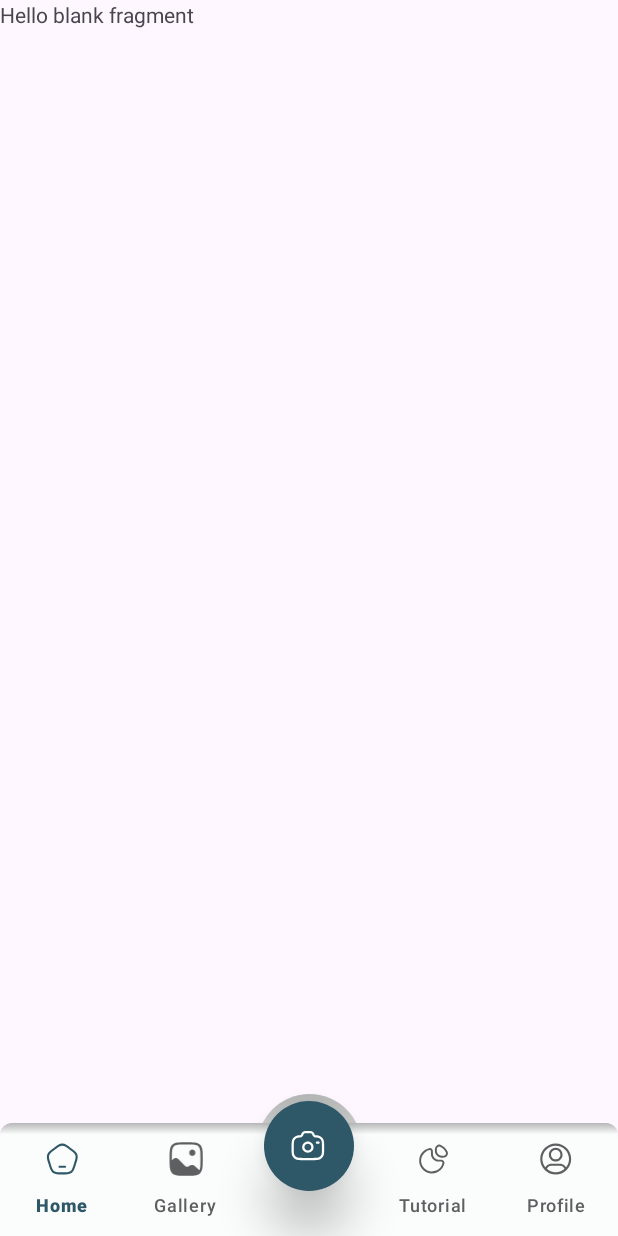
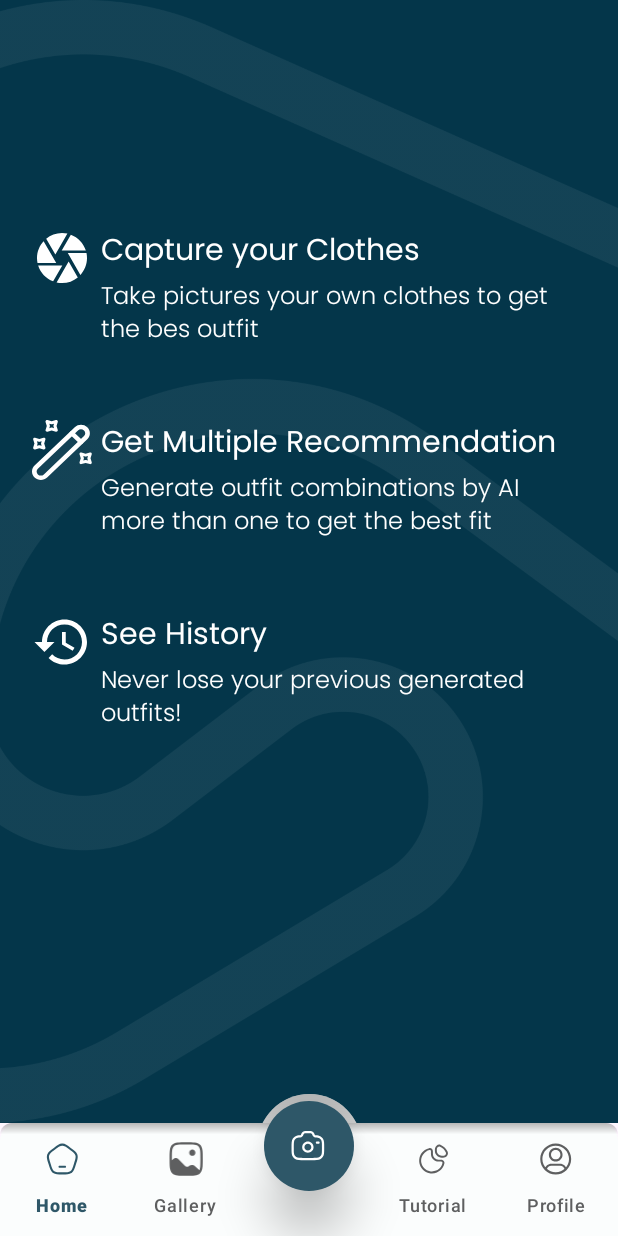
Before and after one commit to Lambi-Developer-Group/LambiApp, an Android app: the fragment TutorialFragment placed in its activity, on a phone screen of 412 x 824 dp. Run offline under Robolectric (Android 15) with nearby library versions, the phone set to English and light mode, and no system bars.

Commit message:
about us and tutorial

```diff
--- a/app/src/main/AndroidManifest.xml
+++ b/app/src/main/AndroidManifest.xml
@@ -1,7 +1,9 @@
 <?xml version="1.0" encoding="utf-8"?>
 <manifest xmlns:android="http://schemas.android.com/apk/res/android"
     xmlns:tools="http://schemas.android.com/tools">
+
     <uses-feature android:name="android.hardware.camera" />
+
     <uses-permission android:name="android.permission.CAMERA" />
     <uses-permission android:name="android.permission.INTERNET" />
     <uses-permission android:name="android.permission.ACCESS_NETWORK_STATE" />
@@ -16,6 +18,9 @@
         android:supportsRtl="true"
         android:theme="@style/Theme.LambiApp"
         tools:targetApi="31">
+        <activity
+            android:name=".ui.AboutActivity"
+            android:exported="false" />
         <activity
             android:name=".ui.CameraViewActivity"
             android:exported="true" />
--- /dev/null
+++ b/app/src/main/java/com/capstone/lambiapp/ui/AboutActivity.kt
@@ -0,0 +1,12 @@
+package com.capstone.lambiapp.ui
+
+import androidx.appcompat.app.AppCompatActivity
+import android.os.Bundle
+import com.capstone.lambiapp.R
+
+class AboutActivity : AppCompatActivity() {
+    override fun onCreate(savedInstanceState: Bundle?) {
+        super.onCreate(savedInstanceState)
+        setContentView(R.layout.activity_about)
+    }
+}
--- /dev/null
+++ b/app/src/main/res/drawable/baseline_history_24.xml
@@ -0,0 +1,5 @@
+<vector android:height="24dp" android:tint="#FFFFFF"
+    android:viewportHeight="24" android:viewportWidth="24"
+    android:width="24dp" xmlns:android="http://schemas.android.com/apk/res/android">
+    <path android:fillColor="@android:color/white" android:pathData="M13,3c-4.97,0 -9,4.03 -9,9L1,12l3.89,3.89 0.07,0.14L9,12L6,12c0,-3.87 3.13,-7 7,-7s7,3.13 7,7 -3.13,7 -7,7c-1.93,0 -3.68,-0.79 -4.94,-2.06l-1.42,1.42C8.27,19.99 10.51,21 13,21c4.97,0 9,-4.03 9,-9s-4.03,-9 -9,-9zM12,8v5l4.28,2.54 0.72,-1.21 -3.5,-2.08L13.5,8L12,8z"/>
+</vector>
--- /dev/null
+++ b/app/src/main/res/drawable/ic_magic.xml
@@ -0,0 +1,21 @@
+<vector xmlns:android="http://schemas.android.com/apk/res/android"
+    android:width="62dp"
+    android:height="65dp"
+    android:viewportWidth="62"
+    android:viewportHeight="65">
+  <path
+      android:pathData="M9.158,65C6.797,65 4.467,64.107 2.68,62.32C0.957,60.596 -0,58.299 -0,55.842C-0,53.384 0.957,51.087 2.68,49.364L44.165,7.879C47.739,4.305 53.547,4.305 57.121,7.879C58.845,9.602 59.802,11.9 59.802,14.357C59.802,16.814 58.845,19.112 57.121,20.835L15.636,62.32C13.849,64.107 11.52,65 9.158,65ZM50.643,9.985C49.526,9.985 48.41,10.4 47.548,11.261L6.063,52.746C5.233,53.576 4.787,54.661 4.787,55.842C4.787,57.022 5.233,58.107 6.063,58.937C7.754,60.628 10.563,60.628 12.254,58.937L53.739,17.452C54.568,16.622 55.015,15.538 55.015,14.357C55.015,13.176 54.568,12.091 53.739,11.261C52.877,10.4 51.76,9.985 50.643,9.985Z"
+      android:fillColor="#ffffff"/>
+  <path
+      android:pathData="M50.67,26.293C50.064,26.293 49.457,26.069 48.979,25.59L39.405,16.017C38.48,15.092 38.48,13.56 39.405,12.634C40.331,11.709 41.862,11.709 42.788,12.634L52.361,22.208C53.287,23.133 53.287,24.665 52.361,25.59C51.883,26.069 51.276,26.293 50.67,26.293Z"
+      android:fillColor="#ffffff"/>
+  <path
+      android:pathData="M25.108,12.762C24.949,12.762 24.821,12.73 24.662,12.698L20.322,11.421L15.982,12.698C15.407,12.857 14.801,12.698 14.418,12.283C14.003,11.868 13.844,11.294 14.003,10.719L15.28,6.379L14.003,2.039C13.844,1.465 14.003,0.859 14.418,0.476C14.833,0.061 15.439,-0.099 15.982,0.061L20.322,1.337L24.662,0.061C25.236,-0.099 25.811,0.061 26.225,0.476C26.64,0.891 26.8,1.497 26.64,2.039L25.364,6.379L26.64,10.719C26.8,11.294 26.64,11.9 26.225,12.283C25.938,12.602 25.523,12.762 25.108,12.762ZM20.322,8.166C20.481,8.166 20.609,8.198 20.768,8.23L22.747,8.805L22.173,6.826C22.077,6.539 22.077,6.22 22.173,5.933L22.747,3.954L20.768,4.528C20.481,4.624 20.162,4.624 19.875,4.528L17.896,3.954L18.471,5.933C18.567,6.22 18.567,6.539 18.471,6.826L17.896,8.805L19.875,8.23C20.035,8.198 20.162,8.166 20.322,8.166Z"
+      android:fillColor="#ffffff"/>
+  <path
+      android:pathData="M12.344,31.909C12.184,31.909 12.057,31.877 11.897,31.845L7.557,30.568L3.217,31.845C2.643,32.005 2.068,31.845 1.654,31.43C1.239,31.015 1.079,30.409 1.239,29.866L2.515,25.526L1.239,21.186C1.079,20.612 1.239,20.006 1.654,19.623C2.068,19.24 2.675,19.048 3.217,19.208L7.557,20.484L11.897,19.208C12.44,19.048 13.046,19.208 13.461,19.623C13.876,20.038 14.035,20.644 13.876,21.186L12.599,25.526L13.876,29.866C14.035,30.441 13.876,31.047 13.461,31.43C13.174,31.749 12.759,31.909 12.344,31.909ZM7.557,27.313C7.717,27.313 7.844,27.345 8.004,27.377L9.982,27.952L9.408,25.973C9.312,25.686 9.312,25.367 9.408,25.08L9.982,23.101L8.004,23.675C7.717,23.771 7.398,23.771 7.11,23.675L5.132,23.101L5.706,25.08C5.802,25.367 5.802,25.686 5.706,25.973L5.132,27.952L7.11,27.377C7.27,27.345 7.398,27.313 7.557,27.313Z"
+      android:fillColor="#ffffff"/>
+  <path
+      android:pathData="M60.211,47.864C60.051,47.864 59.924,47.832 59.764,47.8L55.424,46.524L51.084,47.8C50.51,47.96 49.936,47.8 49.521,47.386C49.106,46.971 48.946,46.364 49.106,45.822L50.382,41.482L49.106,37.142C48.946,36.568 49.106,35.961 49.521,35.578C49.936,35.195 50.542,35.004 51.084,35.163L55.424,36.44L59.764,35.163C60.307,35.004 60.913,35.163 61.328,35.578C61.743,35.993 61.902,36.599 61.743,37.142L60.466,41.482L61.743,45.822C61.902,46.396 61.743,47.002 61.328,47.386C61.041,47.705 60.626,47.864 60.211,47.864ZM55.424,43.269C55.584,43.269 55.712,43.301 55.871,43.333L57.85,43.907L57.275,41.929C57.18,41.641 57.18,41.322 57.275,41.035L57.85,39.057L55.871,39.631C55.584,39.727 55.265,39.727 54.978,39.631L52.999,39.057L53.574,41.035C53.669,41.322 53.669,41.641 53.574,41.929L52.999,43.907L54.978,43.333C55.137,43.301 55.265,43.269 55.424,43.269Z"
+      android:fillColor="#ffffff"/>
+</vector>
--- /dev/null
+++ b/app/src/main/res/layout/activity_about.xml
@@ -0,0 +1,61 @@
+<?xml version="1.0" encoding="utf-8"?>
+<androidx.constraintlayout.widget.ConstraintLayout xmlns:android="http://schemas.android.com/apk/res/android"
+    xmlns:app="http://schemas.android.com/apk/res-auto"
+    xmlns:tools="http://schemas.android.com/tools"
+    android:layout_width="match_parent"
+    android:layout_height="match_parent"
+    tools:context=".ui.AboutActivity">
+
+
+    <ImageView
+        android:layout_width="wrap_content"
+        android:layout_height="match_parent"
+        android:background="@drawable/bg_about_us"
+        android:scaleType="centerInside"
+        app:layout_constraintBottom_toBottomOf="parent"
+        app:layout_constraintEnd_toEndOf="parent"
+        app:layout_constraintStart_toStartOf="parent"
+        app:layout_constraintTop_toTopOf="parent" />
+
+    <ImageView
+        android:layout_width="match_parent"
+        android:layout_height="match_parent"
+        android:alpha="0.9"
+        android:background="@color/background" />
+
+    <TextView
+        android:id="@+id/tv_lambi"
+        android:layout_width="match_parent"
+        android:layout_height="wrap_content"
+        android:layout_marginTop="125dp"
+        android:fontFamily="@font/poppins_medium"
+        android:text="Lambi"
+        android:textAlignment="center"
+        android:textColor="@color/white"
+        android:textSize="40dp"
+        app:layout_constraintTop_toTopOf="parent" />
+
+    <TextView
+
+        android:layout_width="match_parent"
+        android:layout_height="wrap_content"
+        android:layout_marginTop="40dp"
+        android:fontFamily="@font/jejugothic_reguler"
+        android:text="Lambi is a machine learning-powered mobile app that helps you create outfit combinations from the clothes in your wardrobe."
+        android:textAlignment="textStart"
+        android:textColor="@color/white"
+        android:textSize="25dp"
+        android:layout_marginHorizontal="20dp"
+        app:layout_constraintTop_toBottomOf="@id/tv_lambi" />
+
+    <ImageView
+        android:layout_width="match_parent"
+        android:layout_height="300dp"
+        android:scaleType="fitXY"
+        android:src="@drawable/frame_about_us"
+        app:layout_constraintBottom_toBottomOf="parent"
+        app:layout_constraintEnd_toEndOf="parent"
+        app:layout_constraintStart_toStartOf="parent" />
+
+
+</androidx.constraintlayout.widget.ConstraintLayout>
--- a/app/src/main/res/layout/fragment_profile.xml
+++ b/app/src/main/res/layout/fragment_profile.xml
@@ -68,7 +68,6 @@
                 android:elevation="10dp"
                 android:gravity="center"
                 android:orientation="horizontal"
-
                 android:paddingHorizontal="21dp"
                 app:layout_constraintEnd_toEndOf="parent"
                 app:layout_constraintStart_toStartOf="parent"
--- a/app/src/main/res/layout/fragment_tutorial.xml
+++ b/app/src/main/res/layout/fragment_tutorial.xml
@@ -1,14 +1,149 @@
 <?xml version="1.0" encoding="utf-8"?>
-<FrameLayout xmlns:android="http://schemas.android.com/apk/res/android"
+<androidx.constraintlayout.widget.ConstraintLayout xmlns:android="http://schemas.android.com/apk/res/android"
+    xmlns:app="http://schemas.android.com/apk/res-auto"
     xmlns:tools="http://schemas.android.com/tools"
     android:layout_width="match_parent"
     android:layout_height="match_parent"
+    android:background="@color/background"
     tools:context=".ui.TutorialFragment">
 
-    <!-- TODO: Update blank fragment layout -->
-    <TextView
+    <ImageView
         android:layout_width="match_parent"
         android:layout_height="match_parent"
-        android:text="@string/hello_blank_fragment" />
+        android:alpha="0.1"
+        android:scaleType="centerCrop"
+        android:src="@drawable/pattern_main_logo"
+        app:layout_constraintBottom_toBottomOf="parent"
+        app:layout_constraintEnd_toEndOf="parent"
+        app:layout_constraintStart_toStartOf="parent"
+        app:layout_constraintTop_toTopOf="parent" />
 
-</FrameLayout>
+    <LinearLayout
+        android:id="@+id/tutor_capture"
+        android:layout_width="match_parent"
+        android:layout_height="wrap_content"
+        android:layout_marginHorizontal="21dp"
+        android:layout_marginTop="152dp"
+        android:elevation="10dp"
+        android:orientation="horizontal"
+        app:layout_constraintEnd_toEndOf="parent"
+        app:layout_constraintStart_toStartOf="parent"
+        app:layout_constraintTop_toTopOf="parent">
+
+        <ImageView
+            android:layout_width="40dp"
+            android:layout_height="40dp"
+            android:scaleType="fitXY"
+            android:src="@drawable/baseline_camera_24" />
+
+        <LinearLayout
+
+            android:layout_width="wrap_content"
+            android:layout_height="wrap_content"
+            android:orientation="vertical">
+
+            <TextView
+                style="@style/regPoppinsTutor"
+                android:layout_width="wrap_content"
+                android:layout_height="wrap_content"
+                android:layout_marginStart="6dp"
+                android:layout_weight="2"
+                android:text="Capture your Clothes" />
+
+            <TextView
+                style="@style/lightPoppinsTutor"
+                android:layout_width="wrap_content"
+                android:layout_height="wrap_content"
+                android:layout_marginStart="6dp"
+                android:layout_weight="2"
+                android:text="Take pictures your own clothes to get the bes outfit" />
+        </LinearLayout>
+
+    </LinearLayout>
+    <LinearLayout
+        android:id="@+id/tutor_recomendation"
+        android:layout_width="match_parent"
+        android:layout_height="wrap_content"
+        android:layout_marginHorizontal="21dp"
+        android:layout_marginTop="46dp"
+        android:elevation="10dp"
+        android:orientation="horizontal"
+        app:layout_constraintEnd_toEndOf="parent"
+        app:layout_constraintStart_toStartOf="parent"
+        app:layout_constraintTop_toBottomOf="@id/tutor_capture">
+
+        <ImageView
+            android:layout_width="40dp"
+            android:layout_height="40dp"
+            android:scaleType="fitXY"
+            android:src="@drawable/ic_magic" />
+
+        <LinearLayout
+
+            android:layout_width="wrap_content"
+            android:layout_height="wrap_content"
+            android:orientation="vertical">
+
+            <TextView
+                style="@style/regPoppinsTutor"
+                android:layout_width="wrap_content"
+                android:layout_height="wrap_content"
+                android:layout_marginStart="6dp"
+                android:layout_weight="2"
+                android:text="Get Multiple Recommendation" />
+
+            <TextView
+                style="@style/lightPoppinsTutor"
+                android:layout_width="wrap_content"
+                android:layout_height="wrap_content"
+                android:layout_marginStart="6dp"
+                android:layout_weight="2"
+                android:text="Generate outfit combinations by AI more than one to get the best fit" />
+        </LinearLayout>
+
+    </LinearLayout>
+    <LinearLayout
+        android:id="@+id/tutor_history"
+        android:layout_width="match_parent"
+        android:layout_height="wrap_content"
+        android:layout_marginHorizontal="21dp"
+        android:layout_marginTop="46dp"
+        android:elevation="10dp"
+        android:orientation="horizontal"
+        app:layout_constraintEnd_toEndOf="parent"
+        app:layout_constraintStart_toStartOf="parent"
+        app:layout_constraintTop_toBottomOf="@id/tutor_recomendation">
+
+        <ImageView
+            android:layout_width="40dp"
+            android:layout_height="40dp"
+            android:scaleType="fitXY"
+            android:src="@drawable/baseline_history_24" />
+
+        <LinearLayout
+
+            android:layout_width="wrap_content"
+            android:layout_height="wrap_content"
+            android:orientation="vertical">
+
+            <TextView
+                style="@style/regPoppinsTutor"
+                android:layout_width="wrap_content"
+                android:layout_height="wrap_content"
+                android:layout_marginStart="6dp"
+                android:layout_weight="2"
+                android:text="See History" />
+
+            <TextView
+                style="@style/lightPoppinsTutor"
+                android:layout_width="wrap_content"
+                android:layout_height="wrap_content"
+                android:layout_marginStart="6dp"
+                android:layout_weight="2"
+                android:text="Never lose your previous generated
+outfits!" />
+        </LinearLayout>
+
+    </LinearLayout>
+
+</androidx.constraintlayout.widget.ConstraintLayout>
--- a/app/src/main/res/values/strings.xml
+++ b/app/src/main/res/values/strings.xml
@@ -7,6 +7,4 @@
     <string name="hello_blank_fragment">Hello blank fragment</string>
 
 
-
-
 </resources>
--- a/app/src/main/res/values/style.xml
+++ b/app/src/main/res/values/style.xml
@@ -31,6 +31,20 @@
 
     </style>
 
+    <style name="regPoppinsTutor">
+        <item name="android:fontFamily">@font/poppins_regular</item>
+        <item name="android:textSize">20sp</item>
+        <item name="android:textColor">@color/white</item>
+
+    </style>
+
+    <style name="lightPoppinsTutor">
+        <item name="android:fontFamily">@font/poppins_light</item>
+        <item name="android:textSize">16sp</item>
+        <item name="android:textColor">@color/white</item>
+
+    </style>
+
     <style name="switchColorCustom" parent="Theme.AppCompat.Light">
         <!--       active-->
         <item name="colorControlActivated">@color/primaryColor</item>
```
Also changed, not shown: app/src/main/res/drawable/bg_about_us.png (added), 381 other files.
